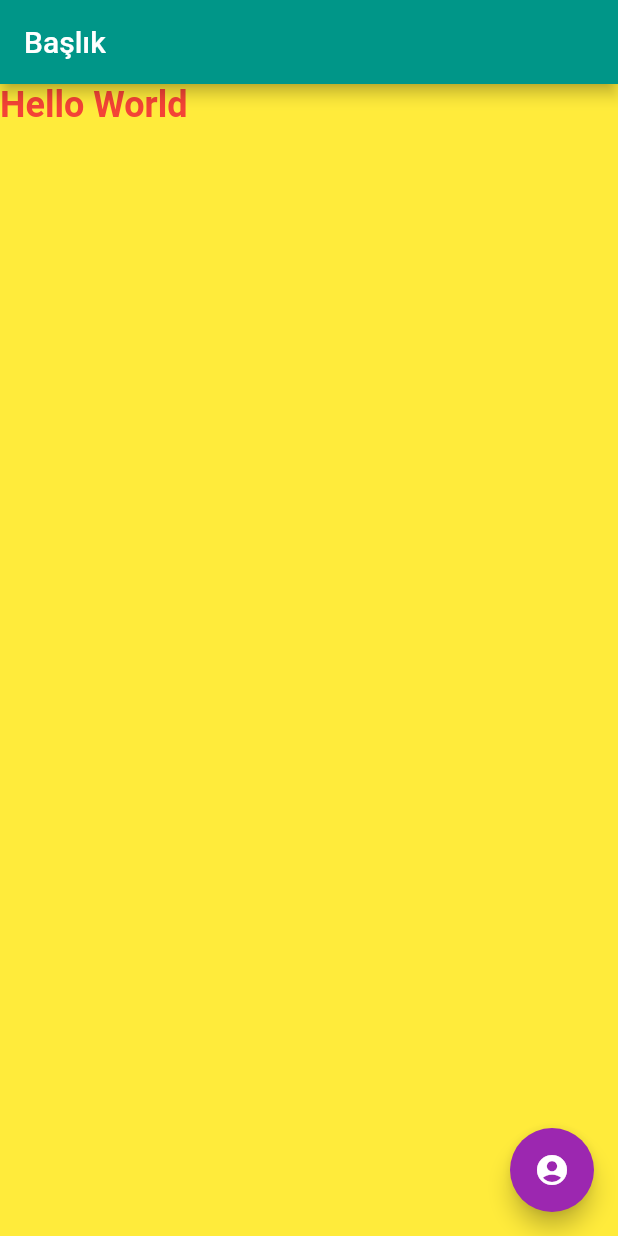
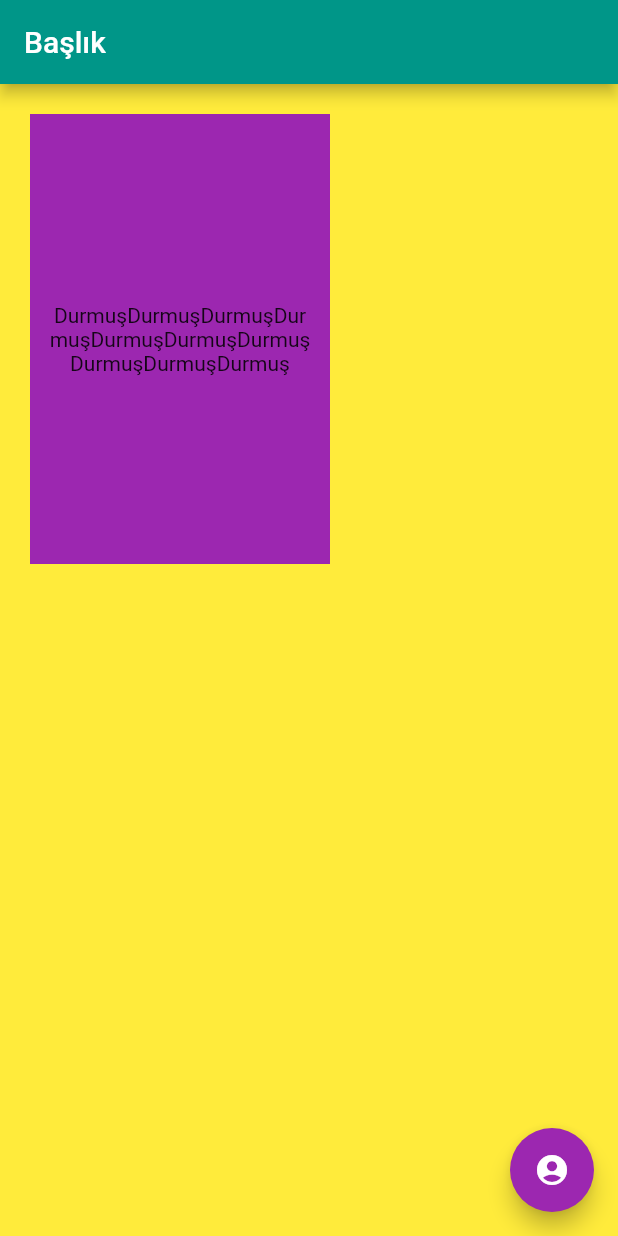
Before and after one commit to durmus-pala/flutterLessons, a Flutter app: the screen it shows after launch, after a tap on the "account circle" icon, on a phone screen of 412 x 824 dp. Run offline on Flutter 3.47's test engine with Material 2 defaults, Android fonts, the phone set to English and light mode, and no system bars.

Commit message:
go on lessons

```diff
--- a/flutter_first_lesson/lib/main.dart
+++ b/flutter_first_lesson/lib/main.dart
@@ -1,9 +1,11 @@
 import 'package:flutter/material.dart';
+import 'package:flutter/rendering.dart';
 
 void main() {
   runApp(myApp());
 }
 
+// ignore: camel_case_types, use_key_in_widget_constructors
 class myApp extends StatelessWidget {
   @override
   Widget build(BuildContext context) {
@@ -14,19 +16,28 @@ class myApp extends StatelessWidget {
         backgroundColor: Colors.yellow,
         appBar: AppBar(
           backgroundColor: Colors.teal,
-          title: Text('Başlık'),
+          title: const Text('Başlık'),
         ),
         // ignore: prefer_const_constructors
-        body: Text(
-          'Hello World',
+        body: Container(
+          width: 200,
+          height: 300,
+          color: Colors.purple,
+          alignment: Alignment.center,
           // ignore: prefer_const_constructors
-          style: TextStyle(
-              color: Colors.red, fontSize: 24, fontWeight: FontWeight.bold),
+          margin: EdgeInsets.all(20),
+          padding: EdgeInsets.all(10),
+          child: Text(
+            'Durmuş' * 10,
+            textAlign: TextAlign.center,
+            // ignore: prefer_const_constructors
+          ),
+          // ignore: prefer_const_constructors
+          // constraints: BoxConstraints(
+          //     minHeight: 100, minWidth: 100, maxHeight: 200, maxWidth: 200),
         ),
         floatingActionButton: FloatingActionButton(
-          onPressed: () {
-            debugPrint('Tıklandı');
-          },
+          onPressed: () => {debugPrint('Tıklandı')},
           // ignore: prefer_const_constructors
           child: Icon(Icons.account_circle_rounded),
         ),
```
Also changed, not shown: 1 other file.
